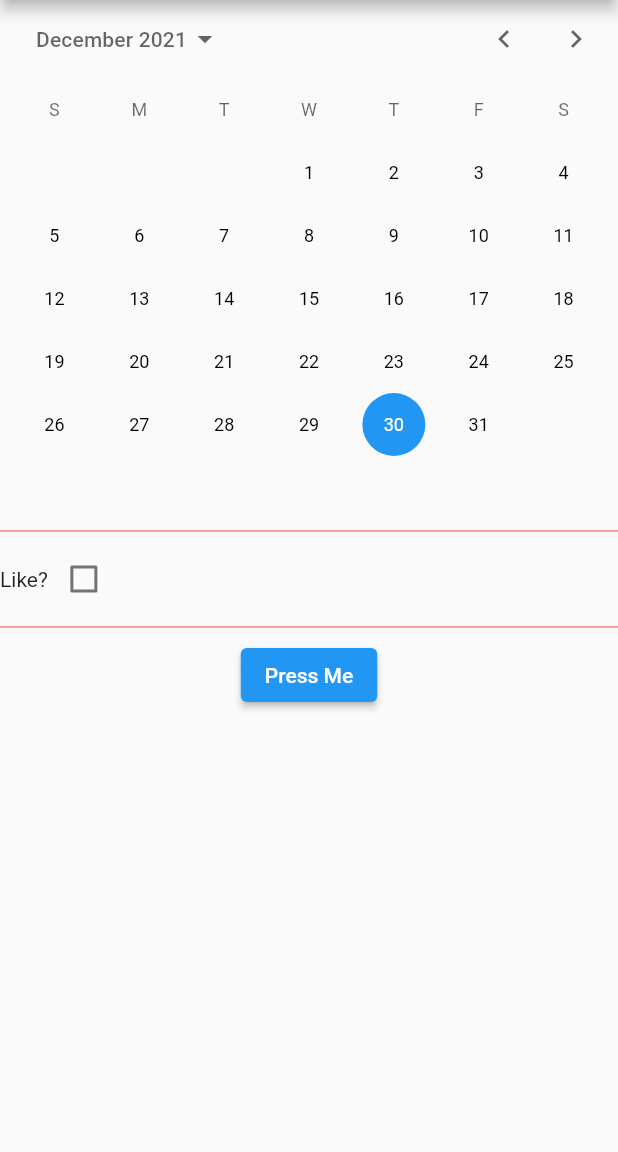
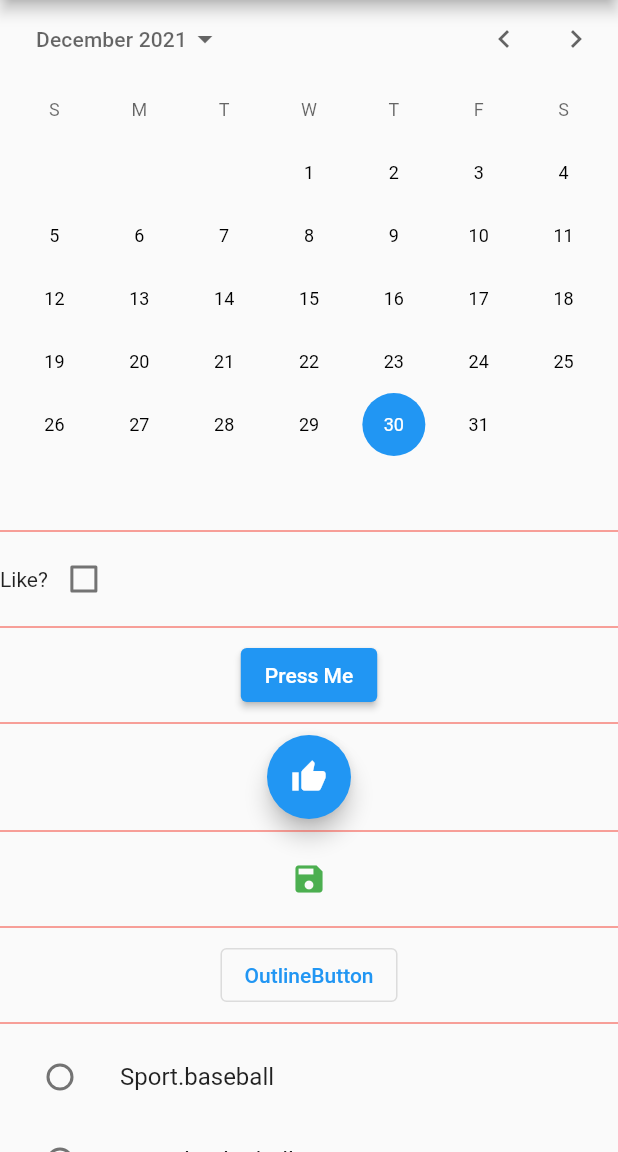
Before and after one commit to mvolkmann/flutter_input, a Flutter app: the screen it shows after launch, on a phone screen of 412 x 824 dp, the part 84-1236 px from its top. Run offline on Flutter 3.47's test engine with Material 2 defaults, Android fonts, the phone set to English and light mode, and no system bars.

```diff
--- a/lib/main.dart
+++ b/lib/main.dart
@@ -28,7 +28,10 @@ class MyHomePage extends StatefulWidget {
   State<MyHomePage> createState() => _MyHomePageState();
 }
 
+enum Sport { baseball, basketball, football, hockey }
+
 class _MyHomePageState extends State<MyHomePage> {
+  var favoriteSport;
   var like = false;
   var selectedDate = DateTime.now();
 
@@ -72,7 +75,50 @@ class _MyHomePageState extends State<MyHomePage> {
 
   ElevatedButton _buildElevatedButton() => ElevatedButton(
         child: Text('Press Me'),
-        onPressed: () => print('got press'),
+        onPressed: () => print('got ElevatedButton press'),
+      );
+
+  FloatingActionButton _buildFloatingActionButton() {
+    return FloatingActionButton(
+      child: Icon(Icons.thumb_up),
+      onPressed: () => print('got FloatingActionButon press'),
+    );
+    /*
+    return FloatingActionButton.extended(
+      label: Text("I'm Floating"),
+      icon: Icon(Icons.thumb_up),
+      onPressed: () => print('got FloatingActionButon press'),
+    );
+    */
+  }
+
+  IconButton _buildIconButton() => IconButton(
+        icon: Icon(Icons.save, color: Colors.green),
+        onPressed: () => print('got IconButton press'),
+      );
+
+  OutlinedButton _buildOutlinedButton() => OutlinedButton(
+        child: Text('OutlineButton'),
+        onPressed: () => print('got OutlineButton press'),
+      );
+
+  Column _buildRadioButtons() => Column(
+        children: Sport.values
+            .map<Widget>(
+              (sport) => ListTile(
+                leading: Radio<Sport>(
+                  value: sport,
+                  groupValue: favoriteSport,
+                  onChanged: (value) {
+                    setState(() {
+                      favoriteSport = sport;
+                    });
+                  },
+                ),
+                title: Text(sport.toString()),
+              ),
+            )
+            .toList(),
       );
 
   @override
@@ -90,6 +136,14 @@ class _MyHomePageState extends State<MyHomePage> {
               _buildCheckboxRow(),
               _buildDivider(),
               _buildElevatedButton(),
+              _buildDivider(),
+              _buildFloatingActionButton(),
+              _buildDivider(),
+              _buildIconButton(),
+              _buildDivider(),
+              _buildOutlinedButton(),
+              _buildDivider(),
+              _buildRadioButtons(),
             ],
           ),
         ),
```
